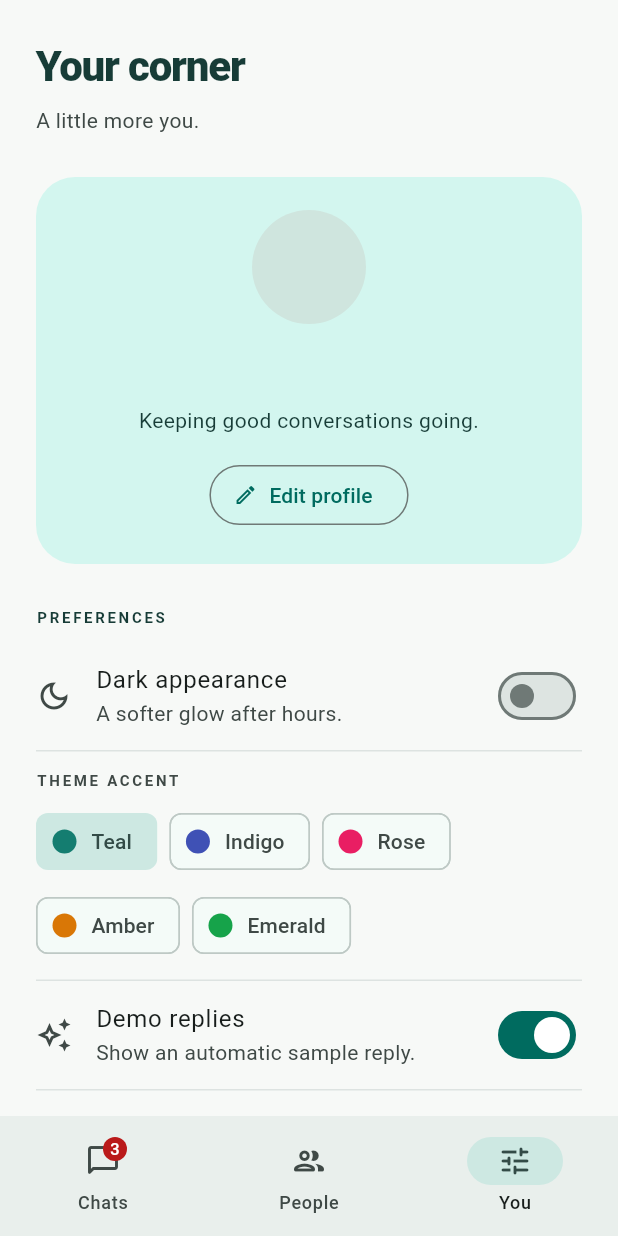
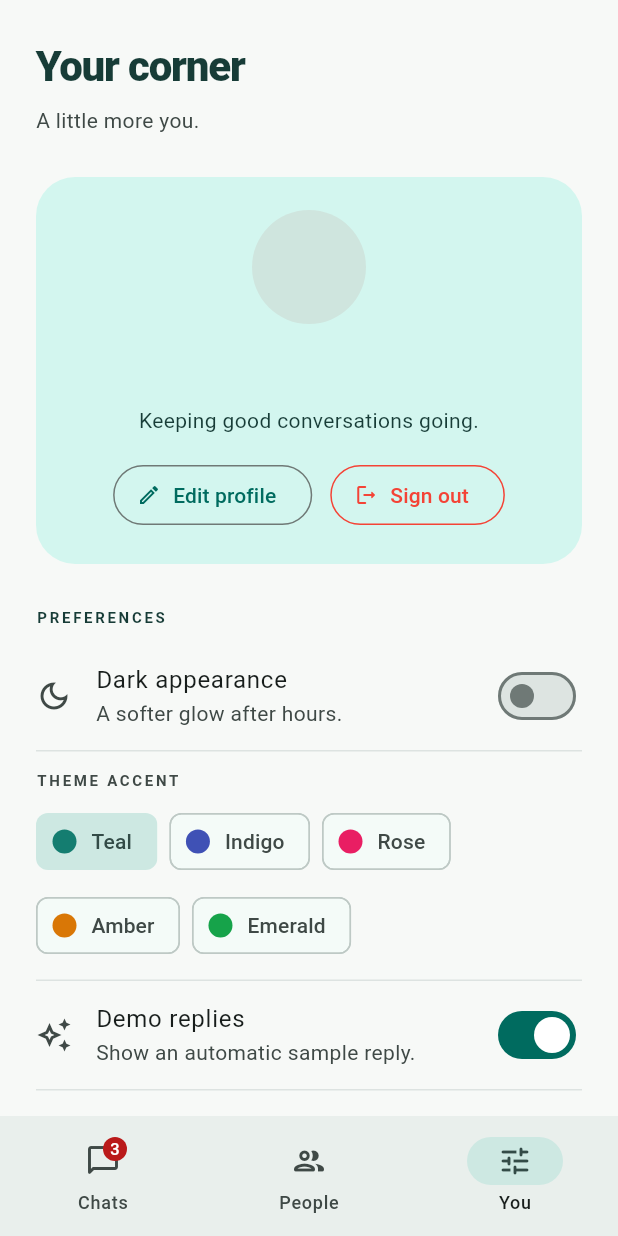
Before and after one commit to abuhuraira33/Loop-Chat, a Flutter app: the HomeScreen screen opened directly with empty values, item 3 of the bottom bar chosen, on a phone screen of 412 x 824 dp. Run offline on Flutter 3.47's test engine with Material 3 defaults, Android fonts, the phone set to English and light mode, and no system bars; our stand-ins replace shared_preferences; accounts and stored records are empty.

Commit message:
Add WhatsApp-style phone and OTP authentication onboarding with country validation and SharedPreferences session.

```diff
--- a/loop_chat/lib/app.dart
+++ b/loop_chat/lib/app.dart
@@ -1,6 +1,7 @@
 import 'package:flutter/material.dart';
 import 'demo_store.dart';
 import 'theme.dart';
+import 'screens/auth_screen.dart';
 import 'screens/welcome_screen.dart';
 
 class LoopChatApp extends StatefulWidget {
@@ -28,7 +29,9 @@ class _LoopChatAppState extends State<LoopChatApp> {
       theme: LoopTheme.light(store.accentColor),
       darkTheme: LoopTheme.dark(store.accentColor),
       themeMode: store.themeMode,
-      home: WelcomeScreen(store: store),
+      home: store.isLoggedIn
+          ? WelcomeScreen(store: store)
+          : AuthScreen(store: store),
     ),
   );
 }
--- a/loop_chat/lib/screens/chat_screen.dart
+++ b/loop_chat/lib/screens/chat_screen.dart
@@ -287,7 +287,7 @@ class _ChatScreenState extends State<ChatScreen> {
                     borderRadius: BorderRadius.circular(12),
                   ),
                   child: Text(
-                    'Offline demo · ${widget.store.simulateReplies ? 'Replies are simulated' : 'Auto replies are off'}',
+                    'Verified session · ${widget.store.simulateReplies ? 'Replies are simulated' : 'Auto replies are off'}',
                     textAlign: TextAlign.center,
                     style: TextStyle(
                       fontSize: 11,
--- a/loop_chat/lib/screens/settings_screen.dart
+++ b/loop_chat/lib/screens/settings_screen.dart
@@ -3,6 +3,7 @@ import 'package:flutter/services.dart';
 import '../demo_store.dart';
 import '../theme.dart';
 import '../widgets/shared.dart';
+import 'auth_screen.dart';
 
 class SettingsScreen extends StatelessWidget {
   const SettingsScreen({super.key, required this.store});
@@ -14,6 +15,14 @@ class SettingsScreen extends StatelessWidget {
       builder: (context) => _ProfileEditor(name: store.name, bio: store.bio),
     );
     if (result != null) store.updateProfile(result.$1, result.$2);
+  }
+
+  void _logout(BuildContext context) {
+    HapticFeedback.lightImpact();
+    store.logout();
+    Navigator.of(
+      context,
+    ).pushAndRemoveUntil(loopRoute(AuthScreen(store: store)), (route) => false);
   }
 
   Future<void> _reset(BuildContext context) async {
@@ -82,11 +91,36 @@ class SettingsScreen extends StatelessWidget {
               ),
               const SizedBox(height: 6),
               Text(store.bio, textAlign: TextAlign.center),
+              if (store.phoneNumber.isNotEmpty) ...[
+                const SizedBox(height: 8),
+                Chip(
+                  avatar: const Icon(Icons.phone_rounded, size: 14),
+                  label: Text('${store.countryCode} ${store.phoneNumber}'),
+                  visualDensity: VisualDensity.compact,
+                ),
+              ],
               const SizedBox(height: 16),
-              OutlinedButton.icon(
-                onPressed: () => _editProfile(context),
-                icon: const Icon(Icons.edit_outlined, size: 16),
-                label: const Text('Edit profile'),
+              Wrap(
+                alignment: WrapAlignment.center,
+                spacing: 12,
+                runSpacing: 8,
+                children: [
+                  OutlinedButton.icon(
+                    onPressed: () => _editProfile(context),
+                    icon: const Icon(Icons.edit_outlined, size: 16),
+                    label: const Text('Edit profile'),
+                  ),
+                  if (store.isLoggedIn)
+                    OutlinedButton.icon(
+                      style: OutlinedButton.styleFrom(
+                        foregroundColor: Colors.red,
+                        side: const BorderSide(color: Colors.red),
+                      ),
+                      onPressed: () => _logout(context),
+                      icon: const Icon(Icons.logout_rounded, size: 16),
+                      label: const Text('Sign out'),
+                    ),
+                ],
               ),
             ],
           ),
@@ -172,6 +206,16 @@ class SettingsScreen extends StatelessWidget {
           trailing: const Icon(Icons.chevron_right_rounded),
           onTap: () => _reset(context),
         ),
+        if (store.isLoggedIn) ...[
+          const Divider(),
+          ListTile(
+            contentPadding: EdgeInsets.zero,
+            leading: const Icon(Icons.logout_rounded, color: Colors.red),
+            title: const Text('Sign out', style: TextStyle(color: Colors.red)),
+            subtitle: const Text('Sign out of your phone session.'),
+            onTap: () => _logout(context),
+          ),
+        ],
         const SizedBox(height: 30),
         Container(
           padding: const EdgeInsets.all(20),
```
Also changed, not shown: loop_chat/lib/demo_store.dart (+28 -1 lines), loop_chat/lib/screens/welcome_screen.dart (+5 -2 lines), 3 other files.
